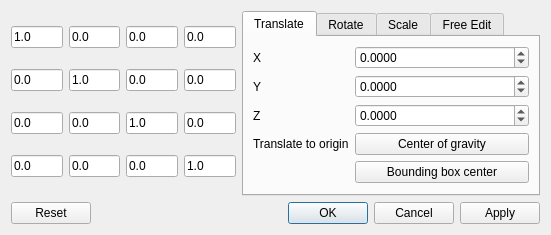
Above: gui/forms/QGMDialogMatrix.ui from barionleg/gitgAmesch before the change. Below: the same form after it.
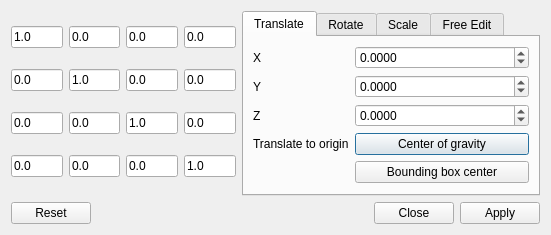
That is the form after the change.

Commit message: - removed ok/cancel button from QGMDialogMatrix - added close button to QGMDialogMatrix

```diff
--- a/gui/forms/QGMDialogMatrix.ui
+++ b/gui/forms/QGMDialogMatrix.ui
@@ -634,7 +634,7 @@
         <enum>Qt::Horizontal</enum>
        </property>
        <property name="standardButtons">
-        <set>QDialogButtonBox::Apply|QDialogButtonBox::Cancel|QDialogButtonBox::Ok|QDialogButtonBox::Reset</set>
+        <set>QDialogButtonBox::Apply|QDialogButtonBox::Close|QDialogButtonBox::Reset</set>
        </property>
       </widget>
      </item>
```
